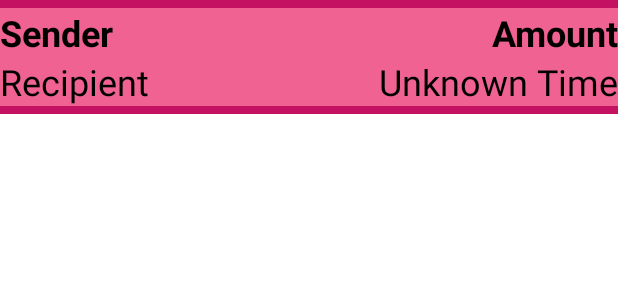
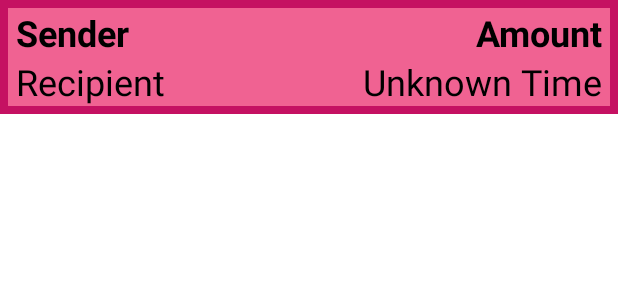
Before and after one commit to Fi0x/RolePlayBanking, an Android app: the layout item_transaction.xml on its own in the app's theme, with its tools: preview values and no code run, on a phone screen of 412 x 824 dp. Shown: the top 300 px of the screen. Run offline under Robolectric (Android 15) with nearby library versions, the phone set to English and light mode, and no system bars.

Commit message:
Visual fixes for item padding

```diff
--- a/app/src/main/res/layout/item_account.xml
+++ b/app/src/main/res/layout/item_account.xml
@@ -4,7 +4,9 @@
     android:layout_height="wrap_content"
     android:background="@color/secondary"
     android:orientation="vertical"
+    android:paddingLeft="5dp"
     android:paddingTop="5dp"
+    android:paddingRight="5dp"
     android:paddingBottom="5dp">
 
     <TextView
@@ -13,6 +15,8 @@
         android:layout_height="0dp"
         android:layout_weight="1"
         android:background="@color/surface"
+        android:paddingLeft="5dp"
+        android:paddingRight="5dp"
         android:textColor="@color/onSurface"
         android:textSize="30sp"
         android:textStyle="bold" />
@@ -23,6 +27,8 @@
         android:layout_height="0dp"
         android:layout_weight="1"
         android:background="@color/surface"
+        android:paddingLeft="5dp"
+        android:paddingRight="5dp"
         android:textAlignment="textEnd"
         android:textColor="@color/onSurface"
         android:textSize="24sp" />
--- a/app/src/main/res/layout/item_transaction.xml
+++ b/app/src/main/res/layout/item_transaction.xml
@@ -5,15 +5,18 @@
     android:background="@color/secondary"
     android:baselineAligned="false"
     android:orientation="horizontal"
+    android:paddingLeft="5dp"
     android:paddingTop="5dp"
+    android:paddingRight="5dp"
     android:paddingBottom="5dp">
 
     <LinearLayout
         android:layout_width="match_parent"
-        android:layout_height="wrap_content"
+        android:layout_height="match_parent"
         android:layout_weight="1"
         android:background="@color/surface"
-        android:orientation="vertical">
+        android:orientation="vertical"
+        android:paddingLeft="5dp">
 
         <TextView
             android:id="@+id/senderName"
@@ -37,10 +40,11 @@
 
     <LinearLayout
         android:layout_width="match_parent"
-        android:layout_height="wrap_content"
+        android:layout_height="match_parent"
         android:layout_weight="1"
         android:background="@color/surface"
-        android:orientation="vertical">
+        android:orientation="vertical"
+        android:paddingRight="5dp">
 
         <TextView
             android:id="@+id/transactionAmount"
```
